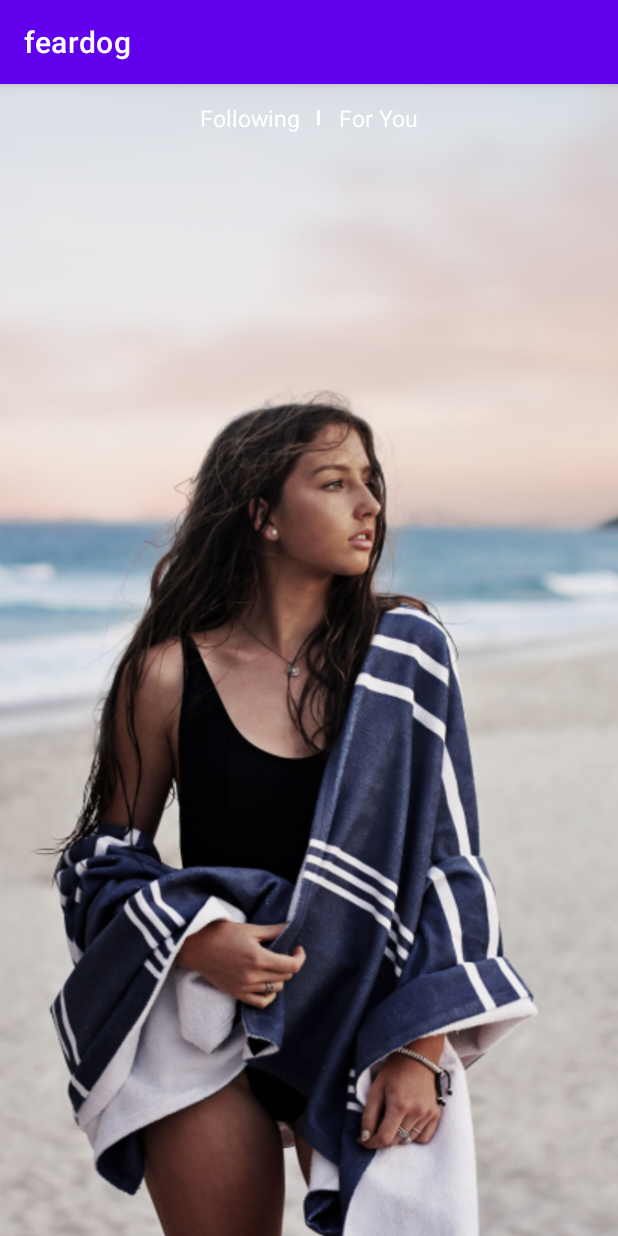
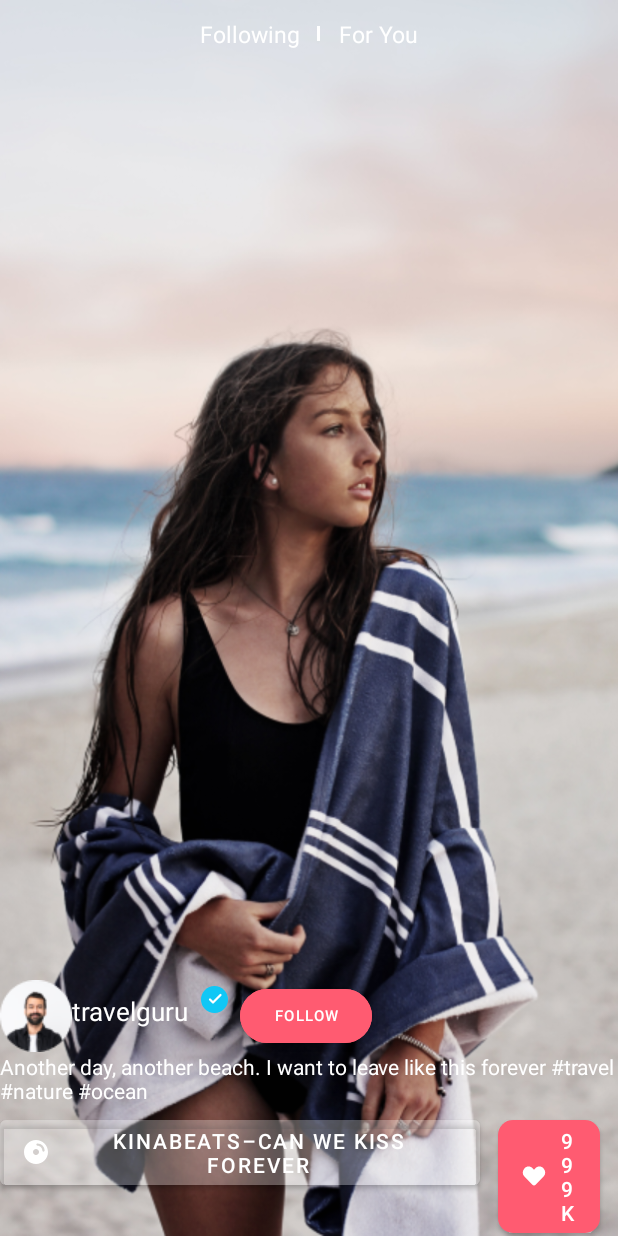
Before and after one commit to Asmat119/feardog, an Android app: the screen it shows after launch (MainActivity), on a phone screen of 412 x 824 dp. Run offline under Robolectric (Android 15) with nearby library versions, the phone set to English and light mode, and no system bars.

Commit message:
first screen done

```diff
--- a/app/src/main/res/layout/activity_main.xml
+++ b/app/src/main/res/layout/activity_main.xml
@@ -45,7 +45,7 @@
         android:layout_height="0dp"
         android:layout_weight="1"
         />
-   <!-- <LinearLayout
+    <LinearLayout
         android:layout_width="match_parent"
         android:layout_height="wrap_content"
         android:layout_gravity="bottom"
@@ -89,7 +89,7 @@
             android:textColor="@color/white"
             android:textSize="14sp"
             />
-     &lt;!&ndash;  <LinearLayout
+       <LinearLayout
             android:layout_width="match_parent"
             android:layout_height="wrap_content"
             android:orientation="horizontal"
@@ -124,10 +124,10 @@
                 android:backgroundTint="#29FFFFFF"
                 android:drawableLeft="@drawable/share___small"
                 />
-        </LinearLayout>&ndash;&gt;
-
-
-    </LinearLayout>-->
+        </LinearLayout>
 
 
     </LinearLayout>
+
+
+    </LinearLayout>
--- a/app/src/main/res/layout/homeprofile.xml
+++ b/app/src/main/res/layout/homeprofile.xml
@@ -15,12 +15,12 @@
         android:layout_marginTop="12dp"
         android:gravity="center"
         >
-        <!--<com.google.android.material.divider.MaterialDivider
+        <com.google.android.material.divider.MaterialDivider
             android:layout_width="2dp"
             android:layout_height="10dp"
             android:layout_marginHorizontal="12dp"
             app:dividerColor="@color/white"
-            />-->
+            />
         <TextView
             android:layout_width="wrap_content"
             android:layout_height="wrap_content"
--- a/app/src/main/res/values/strings.xml
+++ b/app/src/main/res/values/strings.xml
@@ -1,3 +1,3 @@
-<resources>
+               <resources>
     <string name="app_name">feardog</string>
 </resources>
--- a/app/src/main/res/values/themes.xml
+++ b/app/src/main/res/values/themes.xml
@@ -1,6 +1,6 @@
 <resources xmlns:tools="http://schemas.android.com/tools">
     <!-- Base application theme. -->
-    <style name="Theme.Feardog" parent="Theme.MaterialComponents.DayNight.DarkActionBar">
+    <style name="Theme.Feardog" parent="Theme.MaterialComponents.DayNight.NoActionBar">
         <!-- Primary brand color. -->
         <item name="colorPrimary">@color/purple_500</item>
         <item name="colorPrimaryVariant">@color/purple_700</item>
```
Also changed, not shown: app/src/main/res/values/styles.xml (added, +7 -0 lines).
